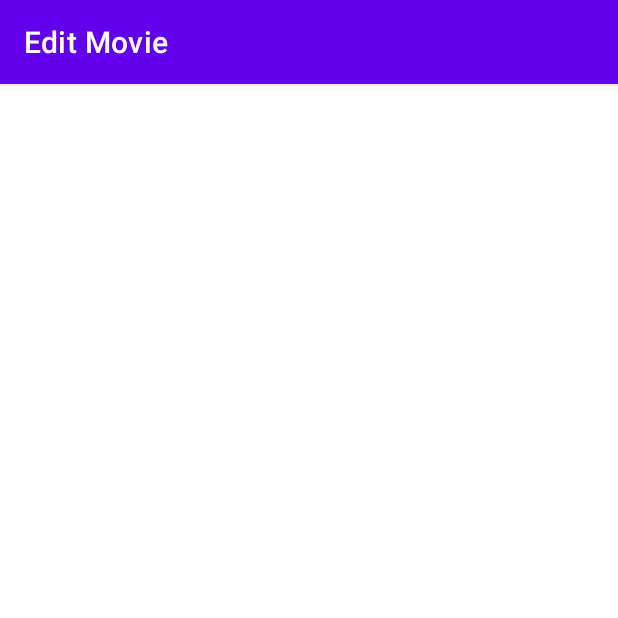
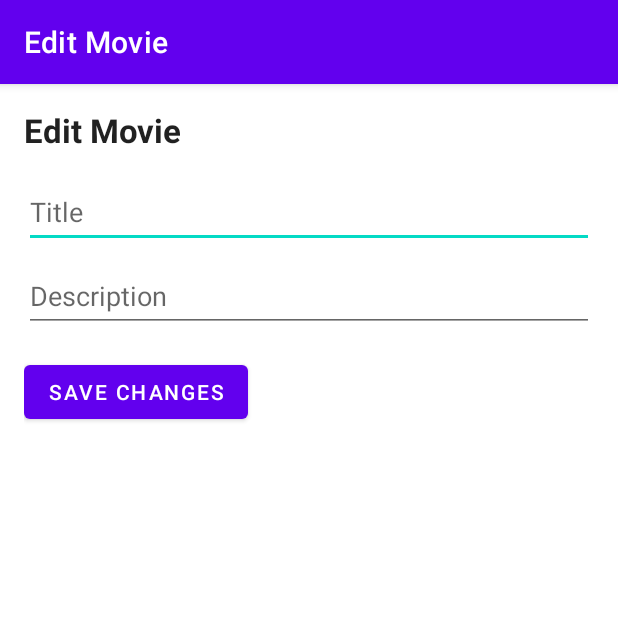
Before and after one commit to BerfuSarihan/PoppedCorn, an Android app: the EditMovieActivity screen opened directly, with no data from a screen before it, on a phone screen of 412 x 824 dp, the top half of it. Run offline under Robolectric (Android 15) with nearby library versions, the phone set to English and light mode, and no system bars.

```diff
--- a/app/src/main/java/es/usj/poppedcorn/EditMovieActivity.kt
+++ b/app/src/main/java/es/usj/poppedcorn/EditMovieActivity.kt
@@ -1,11 +1,13 @@
 package es.usj.poppedcorn
 
+
+import android.os.Bundle
 import androidx.appcompat.app.AppCompatActivity
-import android.os.Bundle
+import es.usj.poppedcorn.databinding.ActivityEditMovieBinding
 
 class EditMovieActivity : AppCompatActivity() {
     override fun onCreate(savedInstanceState: Bundle?) {
         super.onCreate(savedInstanceState)
-        setContentView(R.layout.activity_edit_movie)
-    }
-}
+        val view = ActivityEditMovieBinding.inflate(layoutInflater)
+        setContentView(view.root)
+}}
--- a/app/src/main/java/es/usj/poppedcorn/MovieAdapter.kt
+++ b/app/src/main/java/es/usj/poppedcorn/MovieAdapter.kt
@@ -9,6 +9,7 @@ import android.widget.BaseAdapter
 import android.widget.Button
 import android.widget.TextView
 import es.usj.poppedcorn.model.Movie
+
 class MovieAdapter(private val context: Context) : BaseAdapter() {
     private val movies: List<Movie>? = SingletonMovieData.getInstance().getResponseMovies()
     private var filteredMovies: List<Movie>? = movies
@@ -69,7 +70,7 @@ class MovieAdapter(private val context: Context) : BaseAdapter() {
     }
 
     private class ViewHolder(view: View) {
-        val titleTextView: TextView = view.findViewById(R.id.textViewTitle)
+        val titleTextView: TextView = view.findViewById(R.id.tvAppTitle)
         val descriptionTextView: TextView = view.findViewById(R.id.textViewDescription)
         val btnEditMovie: Button = view.findViewById(R.id.btnEditMovie)
     }
--- a/app/src/main/java/es/usj/poppedcorn/ViewMovieActivity.kt
+++ b/app/src/main/java/es/usj/poppedcorn/ViewMovieActivity.kt
@@ -14,7 +14,7 @@ class ViewMovieActivity : AppCompatActivity() {
         view = ActivityViewMovieBinding.inflate(layoutInflater)
         setContentView(view.root)
 
-        val movieId = intent.getStringExtra("movieId")
+        val movieId = intent?.getStringExtra("movieId")
 
         val movie = getMovieDetails(movieId)
         if (movie != null) {
@@ -27,12 +27,11 @@ class ViewMovieActivity : AppCompatActivity() {
     }
 
     private fun displayMovieDetails(movie: Movie) {
-        view.textViewTitle.text = movie.title
+        view.textViewTitle1.text = movie.title
         view.textViewYear.text = "Year: ${movie.year}"
         view.textViewDirector.text = "Director: ${movie.director}"
         view.textViewRating.text = "Rating: ${movie.rating}"
         view.textViewVotes.text = "Votes: ${movie.votes}"
-        view.textViewActors.text = "Actors: ${movie.actors?.joinToString(", ")}"
         view.textViewDescription1.text = movie.description
     }
 }
--- a/app/src/main/java/es/usj/poppedcorn/model/Movie.kt
+++ b/app/src/main/java/es/usj/poppedcorn/model/Movie.kt
@@ -7,5 +7,4 @@ data class Movie(
     var rating: Double? = null,
     var director: String? = null,
     var votes: Int? = null,
-    var actors: List<String>? = null
 )
--- a/app/src/main/res/layout/activity_edit_movie.xml
+++ b/app/src/main/res/layout/activity_edit_movie.xml
@@ -1,10 +1,39 @@
-<?xml version="1.0" encoding="utf-8"?>
-<androidx.constraintlayout.widget.ConstraintLayout
-    xmlns:android="http://schemas.android.com/apk/res/android"
+<LinearLayout xmlns:android="http://schemas.android.com/apk/res/android"
+    xmlns:app="http://schemas.android.com/apk/res-auto"
     xmlns:tools="http://schemas.android.com/tools"
-    xmlns:app="http://schemas.android.com/apk/res-auto"
     android:layout_width="match_parent"
     android:layout_height="match_parent"
-    tools:context=".EditMovieActivity">
+    android:orientation="vertical"
+    android:padding="16dp">
 
-  </androidx.constraintlayout.widget.ConstraintLayout>
+  <TextView
+      android:layout_width="match_parent"
+      android:layout_height="wrap_content"
+      android:text="Edit Movie"
+      android:textAppearance="?android:textAppearanceLarge"
+      android:textStyle="bold" />
+
+  <EditText
+      android:id="@+id/editTextTitle"
+      android:layout_width="match_parent"
+      android:layout_height="wrap_content"
+      android:layout_marginTop="16dp"
+      android:hint="Title"
+      android:minHeight="48dp" />
+
+  <EditText
+      android:id="@+id/editTextDescription"
+      android:layout_width="match_parent"
+      android:layout_height="wrap_content"
+      android:layout_marginTop="8dp"
+      android:hint="Description"
+      android:minHeight="48dp" />
+
+  <Button
+      android:id="@+id/btnSave"
+      android:layout_width="wrap_content"
+      android:layout_height="wrap_content"
+      android:layout_marginTop="16dp"
+      android:text="Save Changes" />
+
+</LinearLayout>
--- a/app/src/main/res/layout/activity_view_movie.xml
+++ b/app/src/main/res/layout/activity_view_movie.xml
@@ -8,7 +8,7 @@
 
 
     <TextView
-        android:id="@+id/textViewTitle"
+        android:id="@+id/textViewTitle1"
         android:layout_width="match_parent"
         android:layout_height="wrap_content"
         android:layout_marginBottom="8dp"
```
Also changed, not shown: app/src/main/java/es/usj/poppedcorn/MovieListActivity.kt (+13 -1 lines), app/src/main/java/es/usj/poppedcorn/SingletonMovieData.kt (+4 -4 lines), app/src/main/res/layout/activity_movie_list.xml (+7 -3 lines), app/src/main/res/layout/activity_splash.xml (+17 -2 lines), app/src/main/res/layout/list_item_movie.xml (+5 -4 lines).
